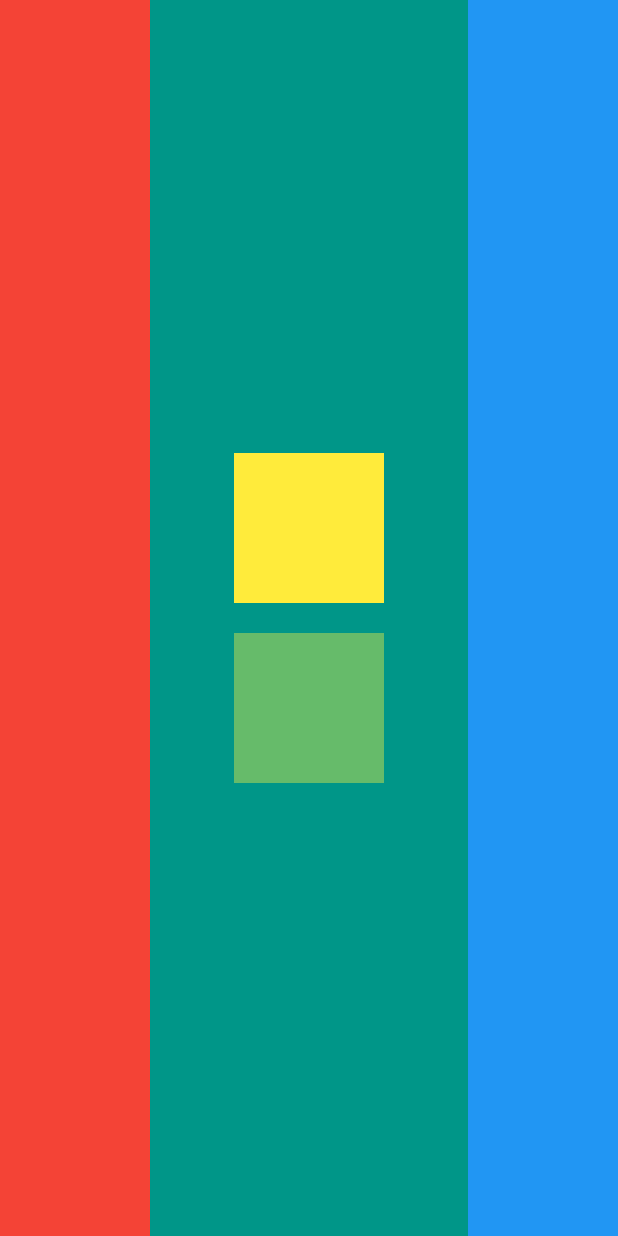
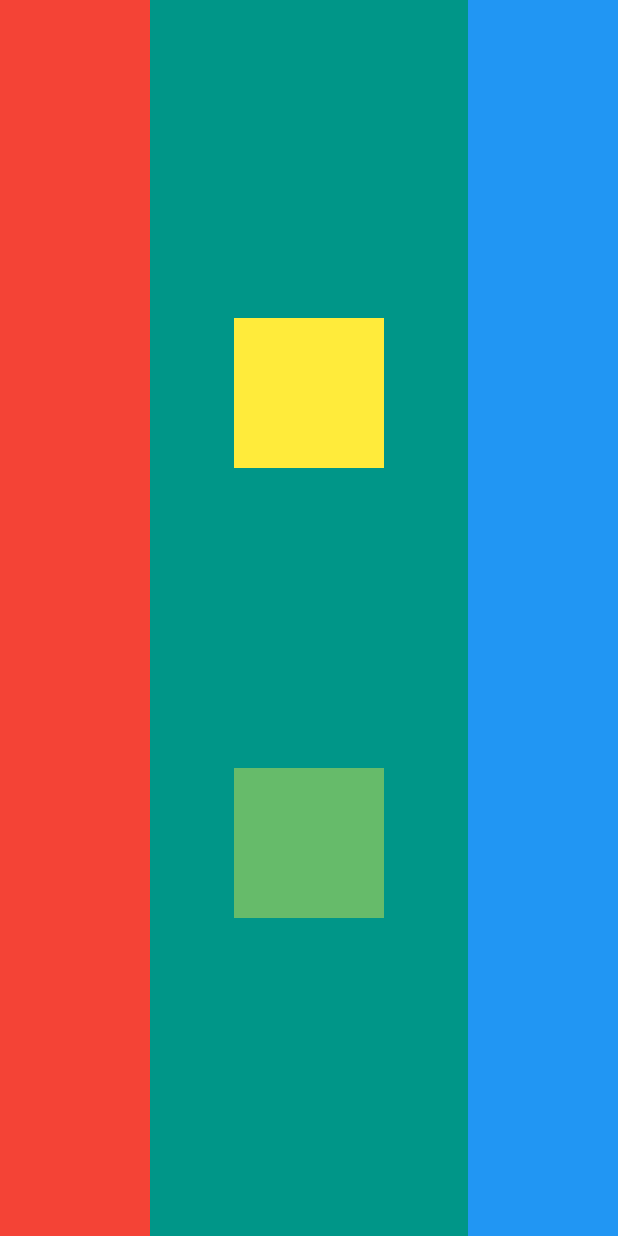
Before and after one commit to syedashiqbd/mi_card_flutter_office-pc, a Flutter app: the screen it shows after launch, on a phone screen of 412 x 824 dp. Run offline on Flutter 3.47's test engine with Material 2 defaults, Android fonts, the phone set to English and light mode, and no system bars.

Commit message:
Update main.dart

```diff
--- a/lib/main.dart
+++ b/lib/main.dart
@@ -38,7 +38,7 @@ class MyApp extends StatelessWidget {
                   color: Colors.yellow,
                 ),
                 SizedBox(
-                  height: 20.0,
+                  height: 200.0,
                 ),
                   Container(
                   height: 100.0,
```
